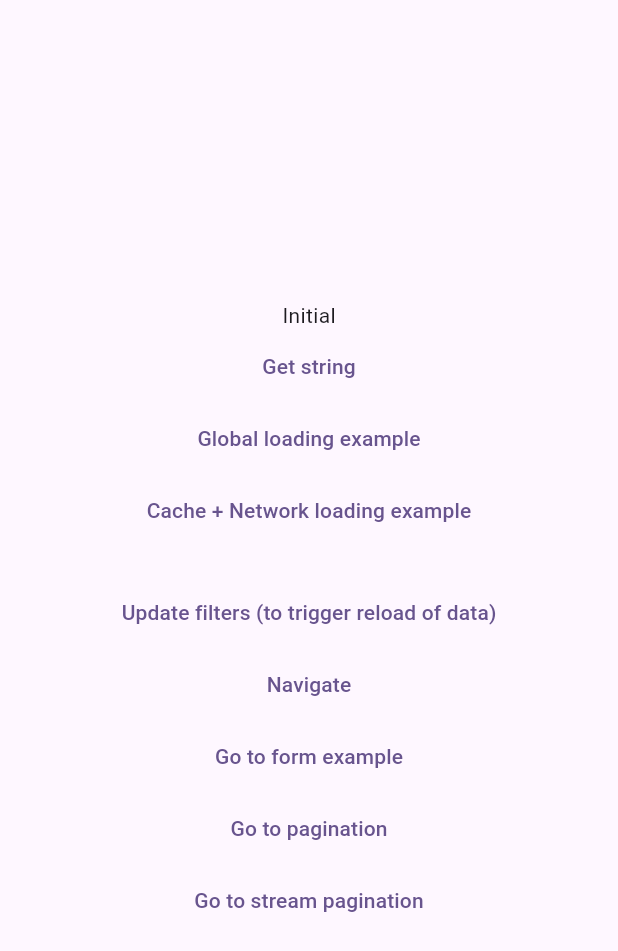
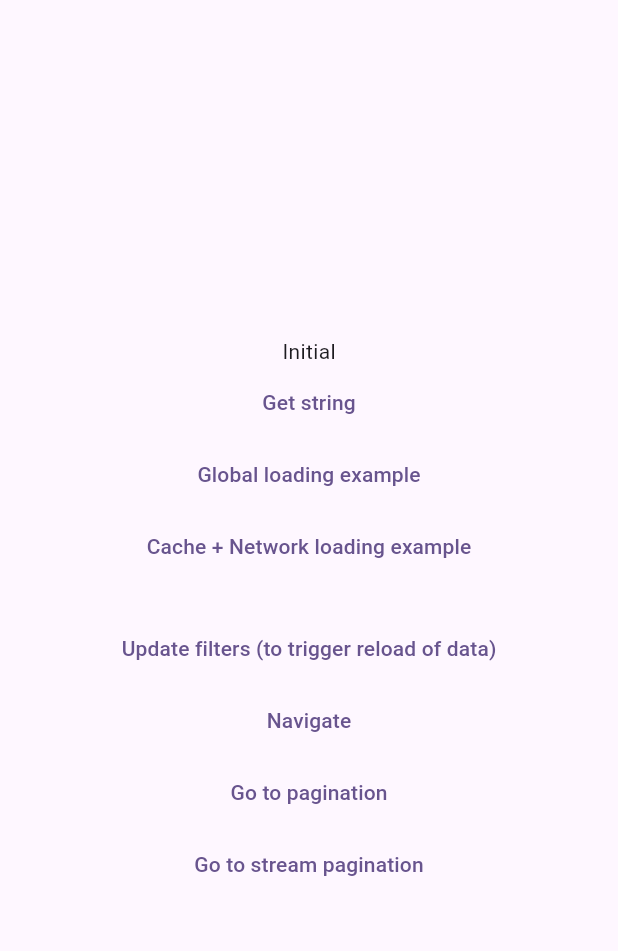
Before and after one commit to Q-Agency/Q-Architecture, a Flutter app: the screen it shows after launch, on a phone screen of 412 x 824 dp. Shown: the top 951 px of the screen. Run offline on Flutter 3.47's test engine with Material 2 defaults, Android fonts, the phone set to English and light mode, and no system bars; our stand-ins replace equatable, form_builder_validators, hooks_riverpod.

Commit message:
Removed form example and added custom base widget for example

```diff
--- a/example/lib/main.dart
+++ b/example/lib/main.dart
@@ -1,10 +1,10 @@
 import 'package:example/presentation/pages/example_page.dart';
 import 'package:example/presentation/pages/example_simple_page.dart';
-import 'package:example/presentation/pages/form_example_page.dart';
 import 'package:example/presentation/pages/pagination_example_page.dart';
 import 'package:example/presentation/pages/pagination_stream_example_page.dart';
 import 'package:flutter/material.dart';
 import 'package:hooks_riverpod/hooks_riverpod.dart';
+import 'package:q_architecture/q_architecture.dart';
 
 void main() {
   runApp(const MyApp());
@@ -24,13 +24,41 @@ class MyApp extends StatelessWidget {
         ),
         routes: {
           ExamplePage.routeName: (_) => const ExamplePage(),
-          FormExamplePage.routeName: (_) => FormExamplePage(),
           PaginationExamplePage.routeName: (_) => const PaginationExamplePage(),
           PaginationStreamExamplePage.routeName: (_) =>
               const PaginationStreamExamplePage(),
           ExampleSimplePage.routeName: (_) => const ExampleSimplePage(),
         },
+        builder: (context, child) => Material(
+          type: MaterialType.transparency,
+          child: MyBaseWidget(child: child),
+        ),
       ),
     );
   }
 }
+
+class MyBaseWidget extends StatelessWidget {
+  final Widget? child;
+  const MyBaseWidget({
+    this.child,
+    super.key,
+  });
+
+  @override
+  Widget build(BuildContext context) {
+    return BaseWidget(
+      onFailure: (failure) => ScaffoldMessenger.of(context).showSnackBar(
+        SnackBar(
+          content: Text('${failure.title} ${failure.error}'),
+        ),
+      ),
+      onGlobalInfo: (globalInfo) => ScaffoldMessenger.of(context).showSnackBar(
+        SnackBar(
+          content: Text('${globalInfo.globalInfoStatus} ${globalInfo.message}'),
+        ),
+      ),
+      child: child ?? const SizedBox(),
+    );
+  }
+}
--- a/example/lib/presentation/pages/example_page.dart
+++ b/example/lib/presentation/pages/example_page.dart
@@ -9,7 +9,6 @@ import 'package:q_architecture/base_state_notifier.dart';
 
 import '../../domain/notifiers/example_filters/example_filters_provider.dart';
 import '../../domain/notifiers/example_notifier/example_state_notifier.dart';
-import 'form_example_page.dart';
 import 'pagination_example_page.dart';
 import 'pagination_stream_example_page.dart';
 
@@ -69,11 +68,6 @@ class ExamplePage extends ConsumerWidget {
               child: const Text('Navigate'),
             ),
             TextButton(
-              onPressed: () =>
-                  Navigator.of(context).pushNamed(FormExamplePage.routeName),
-              child: const Text('Go to form example'),
-            ),
-            TextButton(
               onPressed: () => Navigator.of(context)
                   .pushNamed(PaginationExamplePage.routeName),
               child: const Text('Go to pagination'),
--- a/q_architecture/lib/q_architecture.dart
+++ b/q_architecture/lib/q_architecture.dart
@@ -16,3 +16,5 @@ export 'src/domain/providers/global_info_provider.dart';
 export 'src/domain/providers/global_loading_provider.dart';
 export 'src/domain/utils/int_extension.dart';
 export 'src/presentation/widgets/paginated_list_view.dart';
+export 'src/presentation/widgets/base_widget.dart';
+export 'src/presentation/widgets/base_loading_indicator.dart';
--- a/q_architecture/lib/src/presentation/widgets/base_widget.dart
+++ b/q_architecture/lib/src/presentation/widgets/base_widget.dart
@@ -1,8 +1,6 @@
 import 'package:flutter/material.dart';
 import 'package:hooks_riverpod/hooks_riverpod.dart';
 import 'package:q_architecture/q_architecture.dart';
-
-import 'package:q_architecture/src/presentation/widgets/base_loading_indicator.dart';
 
 class BaseWidget extends ConsumerWidget {
   final Widget child;
```
Also changed, not shown: example/lib/presentation/pages/form_example_page.dart (deleted, +0 -116 lines), example/pubspec.lock.
